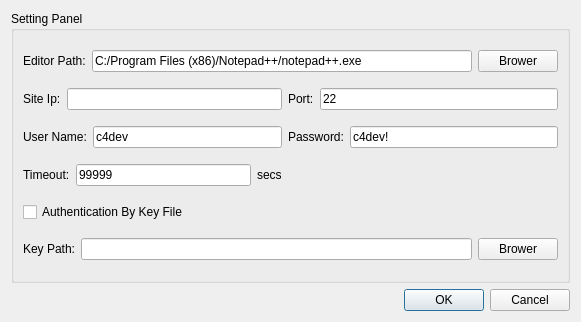
Old version of the form settingdialog.ui in the repository guolisen/Arm.
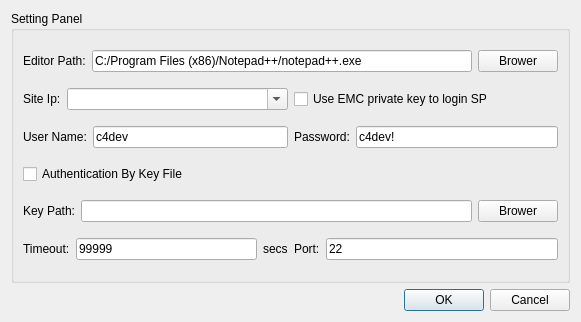
New version of the form.

Diff of the .ui file:
```diff
--- a/settingdialog.ui
+++ b/settingdialog.ui
@@ -30,18 +30,40 @@
       <string>Setting Panel</string>
      </property>
      <layout class="QGridLayout" name="gridLayout_2">
-      <item row="3" column="1">
-       <spacer name="horizontalSpacer">
-        <property name="orientation">
-         <enum>Qt::Horizontal</enum>
-        </property>
-        <property name="sizeHint" stdset="0">
-         <size>
-          <width>270</width>
-          <height>20</height>
-         </size>
-        </property>
-       </spacer>
+      <item row="0" column="0" colspan="2">
+       <layout class="QHBoxLayout" name="horizontalLayout_6">
+        <item>
+         <widget class="QLabel" name="label">
+          <property name="text">
+           <string>Editor Path:</string>
+          </property>
+         </widget>
+        </item>
+        <item>
+         <layout class="QHBoxLayout" name="horizontalLayout">
+          <item>
+           <widget class="QLineEdit" name="lineEdit">
+            <property name="text">
+             <string>C:/Program Files (x86)/Notepad++/notepad++.exe</string>
+            </property>
+           </widget>
+          </item>
+          <item>
+           <widget class="QPushButton" name="pushButton">
+            <property name="sizePolicy">
+             <sizepolicy hsizetype="Fixed" vsizetype="Fixed">
+              <horstretch>0</horstretch>
+              <verstretch>0</verstretch>
+             </sizepolicy>
+            </property>
+            <property name="text">
+             <string>Brower</string>
+            </property>
+           </widget>
+          </item>
+         </layout>
+        </item>
+       </layout>
       </item>
       <item row="1" column="0">
        <layout class="QHBoxLayout" name="horizontalLayout_2">
@@ -59,81 +81,23 @@
          </widget>
         </item>
         <item>
-         <widget class="QLineEdit" name="ipEdit"/>
-        </item>
-       </layout>
-      </item>
-      <item row="3" column="0">
-       <layout class="QHBoxLayout" name="horizontalLayout_7">
-        <item>
-         <widget class="QLabel" name="label_6">
-          <property name="sizePolicy">
-           <sizepolicy hsizetype="Fixed" vsizetype="Fixed">
-            <horstretch>0</horstretch>
-            <verstretch>0</verstretch>
-           </sizepolicy>
+         <widget class="QComboBox" name="ipEdit">
+          <property name="editable">
+           <bool>true</bool>
           </property>
-          <property name="text">
-           <string>Timeout:</string>
+          <property name="insertPolicy">
+           <enum>QComboBox::InsertAtTop</enum>
           </property>
          </widget>
         </item>
-        <item>
-         <widget class="QLineEdit" name="timeoutEdit">
-          <property name="text">
-           <string>99999</string>
-          </property>
-         </widget>
-        </item>
-        <item>
-         <widget class="QLabel" name="label_7">
-          <property name="sizePolicy">
-           <sizepolicy hsizetype="Fixed" vsizetype="Fixed">
-            <horstretch>0</horstretch>
-            <verstretch>0</verstretch>
-           </sizepolicy>
-          </property>
-          <property name="text">
-           <string>secs</string>
-          </property>
-         </widget>
-        </item>
        </layout>
       </item>
-      <item row="5" column="0" colspan="2">
-       <layout class="QHBoxLayout" name="horizontalLayout_10">
-        <item>
-         <widget class="QLabel" name="label_9">
-          <property name="text">
-           <string>Key Path:</string>
-          </property>
-         </widget>
-        </item>
-        <item>
-         <layout class="QHBoxLayout" name="horizontalLayout_11">
-          <item>
-           <widget class="QLineEdit" name="keyEdit">
-            <property name="text">
-             <string/>
-            </property>
-           </widget>
-          </item>
-          <item>
-           <widget class="QPushButton" name="keyFileBrower">
-            <property name="sizePolicy">
-             <sizepolicy hsizetype="Fixed" vsizetype="Fixed">
-              <horstretch>0</horstretch>
-              <verstretch>0</verstretch>
-             </sizepolicy>
-            </property>
-            <property name="text">
-             <string>Brower</string>
-            </property>
-           </widget>
-          </item>
-         </layout>
-        </item>
-       </layout>
+      <item row="1" column="1">
+       <widget class="QCheckBox" name="KeyCheckBox_2">
+        <property name="text">
+         <string>Use EMC private key to login SP</string>
+        </property>
+       </widget>
       </item>
       <item row="2" column="0">
        <layout class="QHBoxLayout" name="horizontalLayout_3">
@@ -159,43 +123,6 @@
         </item>
        </layout>
       </item>
-      <item row="4" column="1">
-       <spacer name="horizontalSpacer_2">
-        <property name="orientation">
-         <enum>Qt::Horizontal</enum>
-        </property>
-        <property name="sizeHint" stdset="0">
-         <size>
-          <width>270</width>
-          <height>17</height>
-         </size>
-        </property>
-       </spacer>
-      </item>
-      <item row="1" column="1">
-       <layout class="QHBoxLayout" name="horizontalLayout_5">
-        <item>
-         <widget class="QLabel" name="label_5">
-          <property name="sizePolicy">
-           <sizepolicy hsizetype="Fixed" vsizetype="Fixed">
-            <horstretch>0</horstretch>
-            <verstretch>0</verstretch>
-           </sizepolicy>
-          </property>
-          <property name="text">
-           <string>Port:</string>
-          </property>
-         </widget>
-        </item>
-        <item>
-         <widget class="QLineEdit" name="portEdit">
-          <property name="text">
-           <string>22</string>
-          </property>
-         </widget>
-        </item>
-       </layout>
-      </item>
       <item row="2" column="1">
        <layout class="QHBoxLayout" name="horizontalLayout_4">
         <item>
@@ -220,48 +147,109 @@
         </item>
        </layout>
       </item>
-      <item row="0" column="0" colspan="2">
-       <layout class="QHBoxLayout" name="horizontalLayout_6">
-        <item>
-         <widget class="QLabel" name="label">
-          <property name="text">
-           <string>Editor Path:</string>
-          </property>
-         </widget>
-        </item>
-        <item>
-         <layout class="QHBoxLayout" name="horizontalLayout">
-          <item>
-           <widget class="QLineEdit" name="lineEdit">
-            <property name="text">
-             <string>C:/Program Files (x86)/Notepad++/notepad++.exe</string>
-            </property>
-           </widget>
-          </item>
-          <item>
-           <widget class="QPushButton" name="pushButton">
-            <property name="sizePolicy">
-             <sizepolicy hsizetype="Fixed" vsizetype="Fixed">
-              <horstretch>0</horstretch>
-              <verstretch>0</verstretch>
-             </sizepolicy>
-            </property>
-            <property name="text">
-             <string>Brower</string>
-            </property>
-           </widget>
-          </item>
-         </layout>
-        </item>
-       </layout>
-      </item>
-      <item row="4" column="0">
+      <item row="3" column="0">
        <widget class="QCheckBox" name="KeyCheckBox">
         <property name="text">
          <string>Authentication By Key File</string>
         </property>
        </widget>
       </item>
+      <item row="4" column="0" colspan="2">
+       <layout class="QHBoxLayout" name="horizontalLayout_10">
+        <item>
+         <widget class="QLabel" name="label_9">
+          <property name="text">
+           <string>Key Path:</string>
+          </property>
+         </widget>
+        </item>
+        <item>
+         <layout class="QHBoxLayout" name="horizontalLayout_11">
+          <item>
+           <widget class="QLineEdit" name="keyEdit">
+            <property name="text">
+             <string/>
+            </property>
+           </widget>
+          </item>
+          <item>
+           <widget class="QPushButton" name="keyFileBrower">
+            <property name="sizePolicy">
+             <sizepolicy hsizetype="Fixed" vsizetype="Fixed">
+              <horstretch>0</horstretch>
+              <verstretch>0</verstretch>
+             </sizepolicy>
+            </property>
+            <property name="text">
+             <string>Brower</string>
+            </property>
+           </widget>
+          </item>
+         </layout>
+        </item>
+       </layout>
+      </item>
+      <item row="5" column="0">
+       <layout class="QHBoxLayout" name="horizontalLayout_7">
+        <item>
+         <widget class="QLabel" name="label_6">
+          <property name="sizePolicy">
+           <sizepolicy hsizetype="Fixed" vsizetype="Fixed">
+            <horstretch>0</horstretch>
+            <verstretch>0</verstretch>
+           </sizepolicy>
+          </property>
+          <property name="text">
+           <string>Timeout:</string>
+          </property>
+         </widget>
+        </item>
+        <item>
+         <widget class="QLineEdit" name="timeoutEdit">
+          <property name="text">
+           <string>99999</string>
+          </property>
+         </widget>
+        </item>
+        <item>
+         <widget class="QLabel" name="label_7">
+          <property name="sizePolicy">
+           <sizepolicy hsizetype="Fixed" vsizetype="Fixed">
+            <horstretch>0</horstretch>
+            <verstretch>0</verstretch>
+           </sizepolicy>
+          </property>
+          <property name="text">
+           <string>secs</string>
+          </property>
+         </widget>
+        </item>
+       </layout>
+      </item>
+      <item row="5" column="1">
+       <layout class="QHBoxLayout" name="horizontalLayout_5">
+        <item>
+         <widget class="QLabel" name="label_5">
+          <property name="sizePolicy">
+           <sizepolicy hsizetype="Fixed" vsizetype="Fixed">
+            <horstretch>0</horstretch>
+            <verstretch>0</verstretch>
+           </sizepolicy>
+          </property>
+          <property name="text">
+           <string>Port:</string>
+          </property>
+         </widget>
+        </item>
+        <item>
+         <widget class="QLineEdit" name="portEdit">
+          <property name="text">
+           <string>22</string>
+          </property>
+         </widget>
+        </item>
+       </layout>
+      </item>
      </layout>
     </widget>
    </item>
```
